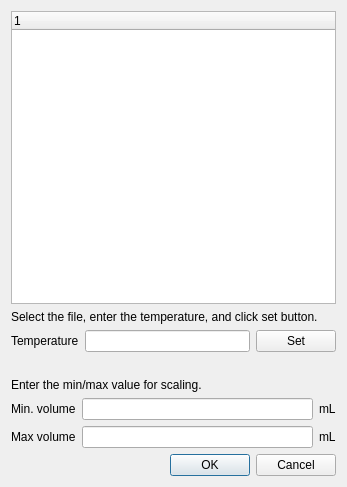
This is FSECplotter/pyqt/dialogs/tmcalc_dialog.ui in TaizoAyase/FSECplotter2 as Qt 5 draws it before an edit. The edited form follows.
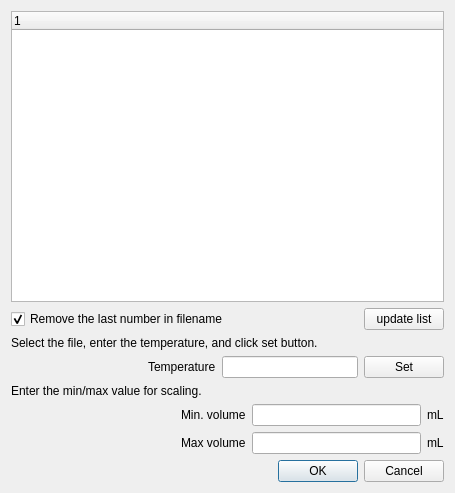
This is the edited form.

Commit message:
update tm_calc_dialog
add checkbox and update button
impl: remove the last number of the filename

```diff
--- a/FSECplotter/pyqt/dialogs/tmcalc_dialog.ui
+++ b/FSECplotter/pyqt/dialogs/tmcalc_dialog.ui
@@ -26,13 +26,15 @@
    <rect>
     <x>0</x>
     <y>0</y>
-    <width>347</width>
-    <height>487</height>
+    <width>455</width>
+    <height>493</height>
    </rect>
   </property>
   <property name="windowTitle">
    <string>Tm calculation</string>
   </property>
+  <layout class="QVBoxLayout" name="verticalLayout_2">
+   <item>
   <layout class="QVBoxLayout" name="verticalLayout">
    <item>
     <widget class="QTreeWidget" name="treeWidget">
@@ -43,6 +45,40 @@
      </column>
     </widget>
    </item>
+     <item>
+      <layout class="QHBoxLayout" name="horizontalLayout_6">
+       <item>
+        <widget class="QCheckBox" name="removeFileExtensionCheckBox">
+         <property name="text">
+          <string>Remove the last number in filename</string>
+         </property>
+         <property name="checked">
+          <bool>true</bool>
+         </property>
+        </widget>
+       </item>
+       <item>
+        <spacer name="horizontalSpacer">
+         <property name="orientation">
+          <enum>Qt::Horizontal</enum>
+         </property>
+         <property name="sizeHint" stdset="0">
+          <size>
+           <width>40</width>
+           <height>20</height>
+          </size>
+         </property>
+        </spacer>
+       </item>
+       <item>
+        <widget class="QPushButton" name="updateListButton">
+         <property name="text">
+          <string>update list</string>
+         </property>
+        </widget>
+       </item>
+      </layout>
+     </item>
    <item>
     <widget class="QLabel" name="label_7">
      <property name="text">
@@ -58,6 +94,19 @@
    </item>
    <item>
     <layout class="QHBoxLayout" name="horizontalLayout_4">
+       <item>
+        <spacer name="horizontalSpacer_4">
+         <property name="orientation">
+          <enum>Qt::Horizontal</enum>
+         </property>
+         <property name="sizeHint" stdset="0">
+          <size>
+           <width>40</width>
+           <height>20</height>
+          </size>
+         </property>
+        </spacer>
+       </item>
      <item>
       <widget class="QLabel" name="label_4">
        <property name="text">
@@ -77,22 +126,6 @@
      </item>
     </layout>
    </item>
-   <item>
-    <spacer name="verticalSpacer">
-     <property name="orientation">
-      <enum>Qt::Vertical</enum>
-     </property>
-     <property name="sizeType">
-      <enum>QSizePolicy::Fixed</enum>
-     </property>
-     <property name="sizeHint" stdset="0">
-      <size>
-       <width>20</width>
-       <height>20</height>
-      </size>
-     </property>
-    </spacer>
-   </item>
    <item>
     <widget class="QLabel" name="label">
      <property name="text">
@@ -102,6 +135,19 @@
    </item>
    <item>
     <layout class="QHBoxLayout" name="horizontalLayout">
+       <item>
+        <spacer name="horizontalSpacer_2">
+         <property name="orientation">
+          <enum>Qt::Horizontal</enum>
+         </property>
+         <property name="sizeHint" stdset="0">
+          <size>
+           <width>40</width>
+           <height>20</height>
+          </size>
+         </property>
+        </spacer>
+       </item>
      <item>
       <widget class="QLabel" name="label_2">
        <property name="text">
@@ -129,6 +175,19 @@
    </item>
    <item>
     <layout class="QHBoxLayout" name="horizontalLayout_2">
+       <item>
+        <spacer name="horizontalSpacer_3">
+         <property name="orientation">
+          <enum>Qt::Horizontal</enum>
+         </property>
+         <property name="sizeHint" stdset="0">
+          <size>
+           <width>40</width>
+           <height>20</height>
+          </size>
+         </property>
+        </spacer>
+       </item>
      <item>
       <widget class="QLabel" name="label_5">
        <property name="text">
@@ -165,7 +224,10 @@
     </widget>
    </item>
   </layout>
-  <zorder>layoutWidget</zorder>
+   </item>
+  </layout>
+  <zorder>treeWidget</zorder>
+  <zorder>buttonBox</zorder>
   <zorder>label</zorder>
   <zorder>label_7</zorder>
   <zorder>lineEdit_temp</zorder>
```
Left out of the diff: 4 changed lines with no effect on the pictures. Lines whose indentation alone changed are shown as unchanged. The commit also changes 2 other files.
